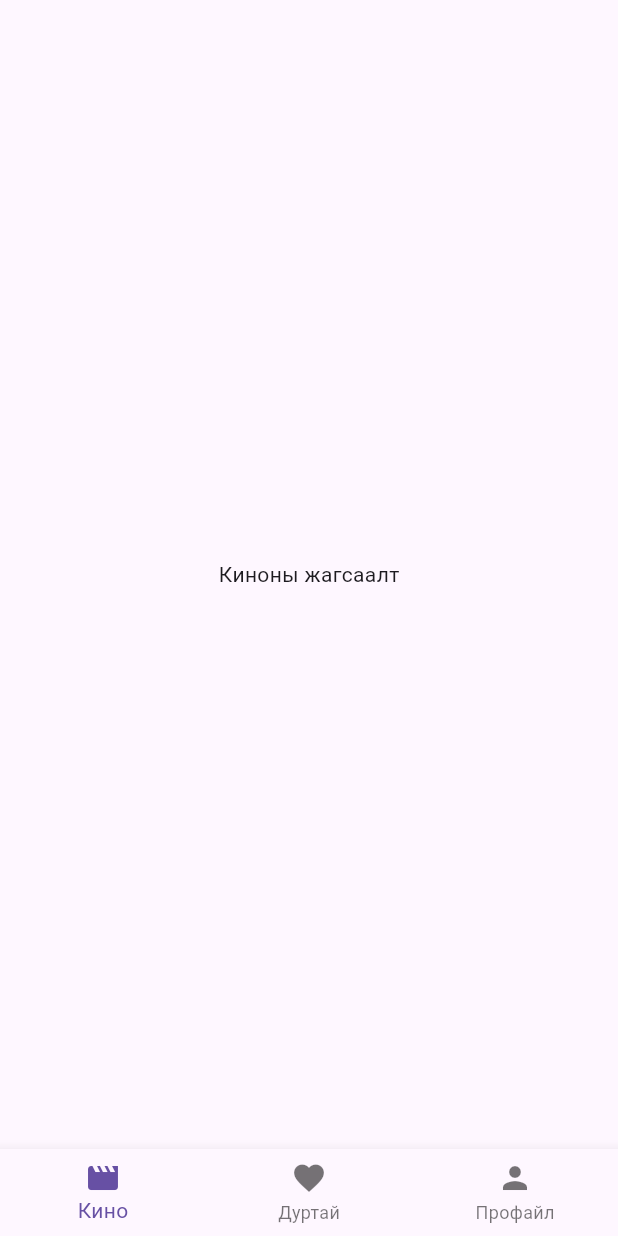
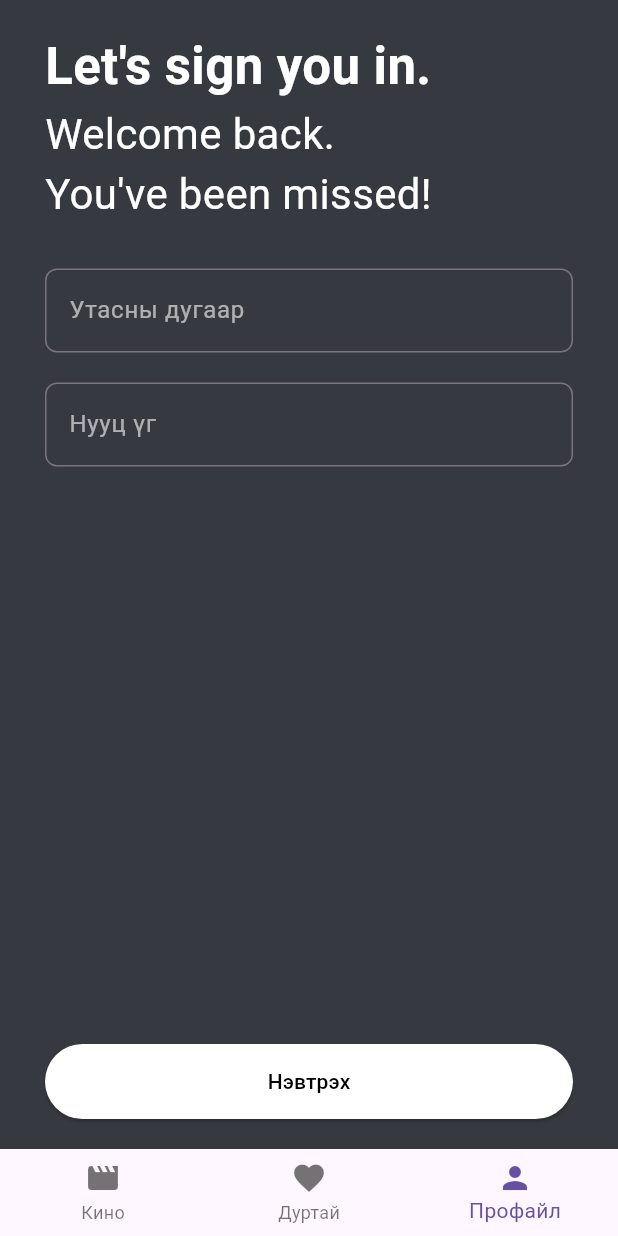
Before and after one commit to Manlaiii/flutter-lesson, a Flutter app: the screen it shows after launch, on a phone screen of 412 x 824 dp. Run offline on Flutter 3.47's test engine with Material 3 defaults, Android fonts, the phone set to English and light mode, and no system bars.

Commit message:
feat: login page UI done

```diff
--- a/lib/screens/home.dart
+++ b/lib/screens/home.dart
@@ -11,7 +11,7 @@ class HomePage extends StatefulWidget {
 }
 
 class _HomePageState extends State<HomePage> {
-  int _currentIndex = 0;
+  int _currentIndex = 2;
   List<Widget> _totalPage = [MoviesPage(), WishListPage(), ProfilePage()];
 
   void _setCurrentIndex(int val) {
@@ -23,7 +23,10 @@ class _HomePageState extends State<HomePage> {
   @override
   Widget build(BuildContext context) {
     return Scaffold(
-      body: _totalPage[_currentIndex],
+      backgroundColor: Color(0xff36393f),
+      body: SafeArea(
+        child: _totalPage[_currentIndex],
+      ),
       bottomNavigationBar: BottomNavigationBar(
         currentIndex: _currentIndex,
         onTap: _setCurrentIndex,
--- /dev/null
+++ b/lib/screens/login.dart
@@ -0,0 +1,102 @@
+import 'package:flutter/material.dart';
+
+class LoginPage extends StatefulWidget {
+  const LoginPage({super.key});
+
+  @override
+  State<LoginPage> createState() => _LoginPageState();
+}
+
+class _LoginPageState extends State<LoginPage> {
+  final _formKey = GlobalKey<FormState>();
+  final _phoneCtrl = TextEditingController();
+  final _passCtrl = TextEditingController();
+
+  void _onSubmit() {
+    if (_formKey.currentState!.validate()) {
+      print("Amjilttai");
+    }
+  }
+
+  @override
+  Widget build(BuildContext context) {
+    return Padding(
+      padding: EdgeInsets.symmetric(horizontal: 30, vertical: 20),
+      child: Form(
+        key: _formKey,
+        child: Column(
+          mainAxisAlignment: MainAxisAlignment.spaceBetween,
+          children: [
+            Column(
+              crossAxisAlignment: CrossAxisAlignment.start,
+              children: [
+                Text("Let's sign you in.",
+                    style: TextStyle(
+                        color: Colors.white,
+                        fontSize: 34,
+                        fontWeight: FontWeight.bold)),
+                Text("Welcome back.",
+                    style: TextStyle(color: Colors.white, fontSize: 28)),
+                Text("You've been missed!",
+                    style: TextStyle(color: Colors.white, fontSize: 28)),
+                SizedBox(height: 30),
+                TextFormField(
+                  controller: _phoneCtrl,
+                  validator: (value) {
+                    if (value == null || value.isEmpty) {
+                      return "Хоосон байж болохгүй";
+                    }
+                    return null;
+                  },
+                  decoration: InputDecoration(
+                      border: OutlineInputBorder(
+                          borderRadius: BorderRadius.circular(8),
+                          borderSide: BorderSide(
+                            color: Colors.white.withOpacity(0.6),
+                            width: 1,
+                          )),
+                      labelStyle:
+                          TextStyle(color: Colors.white.withOpacity(0.6)),
+                      label: Text("Утасны дугаар")),
+                  style: TextStyle(color: Colors.white),
+                ),
+                SizedBox(height: 20),
+                TextFormField(
+                  controller: _passCtrl,
+                  obscureText: true,
+                  validator: (value) {
+                    if (value == null || value.isEmpty) {
+                      return "Хоосон байж болохгүй";
+                    }
+                    return null;
+                  },
+                  decoration: InputDecoration(
+                      border: OutlineInputBorder(
+                          borderRadius: BorderRadius.circular(8),
+                          borderSide: BorderSide(
+                            color: Colors.white.withOpacity(0.9),
+                            width: 1,
+                          )),
+                      labelStyle:
+                          TextStyle(color: Colors.white.withOpacity(0.6)),
+                      label: Text("Нууц үг")),
+                  style: TextStyle(color: Colors.white),
+                ),
+              ],
+            ),
+            SizedBox(
+              width: double.infinity,
+              height: 50,
+              child: ElevatedButton(
+                  style: ButtonStyle(
+                      backgroundColor: MaterialStateProperty.all(Colors.white),
+                      foregroundColor: MaterialStateProperty.all(Colors.black)),
+                  onPressed: _onSubmit,
+                  child: Text("Нэвтрэх")),
+            ),
+          ],
+        ),
+      ),
+    );
+  }
+}
--- a/lib/screens/profile.dart
+++ b/lib/screens/profile.dart
@@ -1,4 +1,5 @@
 import 'package:flutter/material.dart';
+import 'package:movie_app/screens/login.dart';
 
 class ProfilePage extends StatefulWidget {
   const ProfilePage({super.key});
@@ -10,6 +11,6 @@ class ProfilePage extends StatefulWidget {
 class ProfilePageState extends State<ProfilePage> {
   @override
   Widget build(BuildContext context) {
-    return Center(child: Text("Login Page"));
+    return LoginPage();
   }
 }
```
